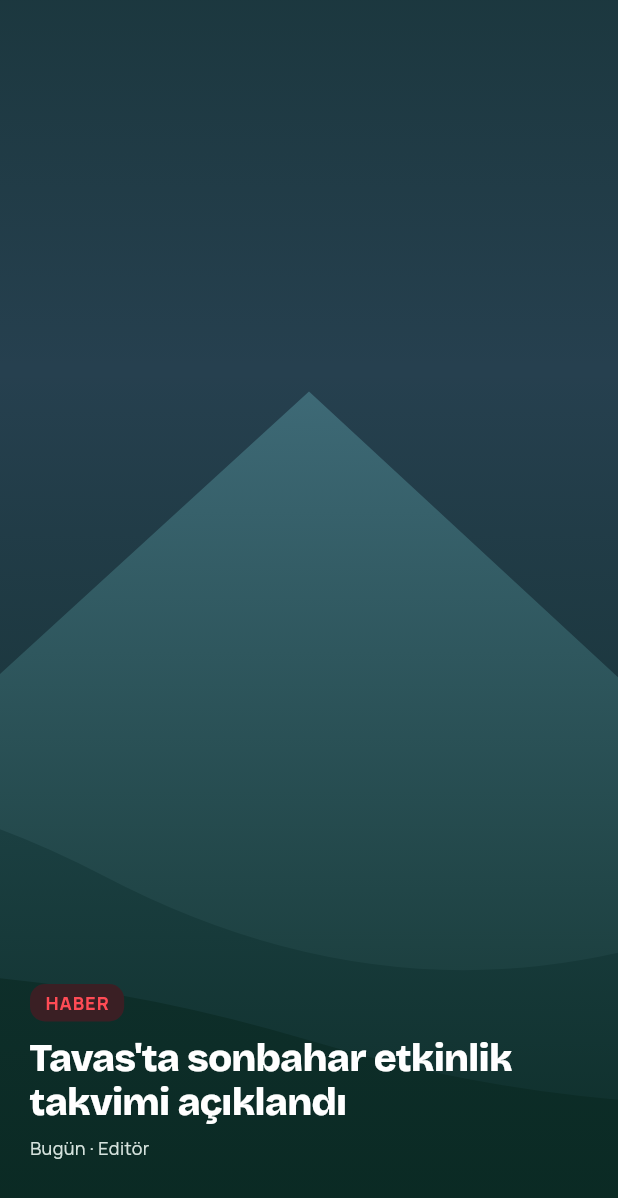
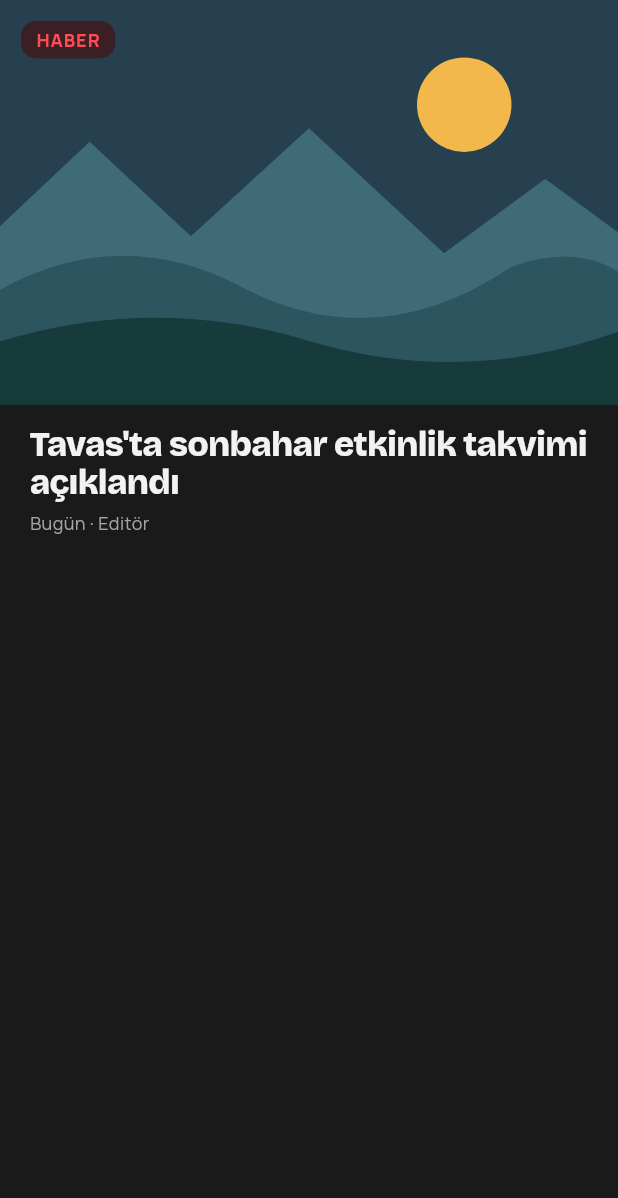
Before and after one commit to Rogehas/Rogehas, a Flutter app: the _Slide widget shown alone on an empty page, opened directly with sample values from the repository, on a phone screen of 412 x 824 dp. Shown: the top 1198 px of the screen. Run offline on Flutter 3.47's test engine with Material 3 defaults, Android fonts, the phone set to English and light mode, and no system bars; our stand-ins replace cloud_firestore, firebase_auth, firebase_core, firebase_messaging, google_fonts, share_plus and 1 more; accounts and stored records are empty; network calls fail.

Commit message:
Home hero: show the news photo clean with the title below instead of a dark overlay
Co-Authored-By: Claude Sonnet 5.5 <noreply@anthropic.com>
Claude-Session: https://claude.ai/code/session_01XCvQ9jtS6GKCnyEgdBQNNa

```diff
--- a/app/lib/screens/home_screen.dart
+++ b/app/lib/screens/home_screen.dart
@@ -174,7 +174,7 @@ class _HeroState extends State<_Hero> {
           ),
         ),
         SizedBox(
-          height: 400,
+          height: 420,
           child: Stack(
             children: [
               const Positioned.fill(
@@ -212,7 +212,7 @@ class _HeroState extends State<_Hero> {
                         if (slides.length > 1) ...[
                           Positioned(
                             left: 14,
-                            top: 140,
+                            top: 108,
                             child: _Arrow(
                               icon: Icons.chevron_left,
                               label: 'Önceki haber',
@@ -223,7 +223,7 @@ class _HeroState extends State<_Hero> {
                           ),
                           Positioned(
                             right: 14,
-                            top: 140,
+                            top: 108,
                             child: _Arrow(
                               icon: Icons.chevron_right,
                               label: 'Sonraki haber',
@@ -233,7 +233,7 @@ class _HeroState extends State<_Hero> {
                           Positioned(
                             left: 0,
                             right: 0,
-                            bottom: 20,
+                            bottom: 12,
                             child: Row(
                               mainAxisAlignment: MainAxisAlignment.center,
                               children: [
@@ -327,51 +327,51 @@ class _Slide extends StatelessWidget {
   final NewsItem item;
   final VoidCallback onTap;
 
+  /// Fotoğraf alanının yüksekliği; altındaki yazı alanı koyu zeminde durur.
+  static const imageHeight = 270.0;
+
   @override
   Widget build(BuildContext context) {
     return GestureDetector(
       onTap: onTap,
-      child: Stack(
-        fit: StackFit.expand,
+      behavior: HitTestBehavior.opaque,
+      child: Column(
+        crossAxisAlignment: CrossAxisAlignment.start,
         children: [
-          NewsVisual(item, palette: ScenePalette.dusk),
-          const DecoratedBox(
-            decoration: BoxDecoration(
-              gradient: LinearGradient(
-                begin: Alignment.topCenter,
-                end: Alignment.bottomCenter,
-                stops: [0, 0.3, 1],
-                colors: [
-                  Color(0x59092821),
-                  Color(0x00092821),
-                  Color(0xEB092821),
-                ],
-              ),
+          // Fotoğrafın üstüne renk bindirilmez; özgün renkleri ve netliği korunur.
+          SizedBox(
+            height: imageHeight,
+            width: double.infinity,
+            child: Stack(
+              fit: StackFit.expand,
+              children: [
+                NewsVisual(item, palette: ScenePalette.dusk),
+                Positioned(
+                  left: 14,
+                  top: 14,
+                  child: TagChip(item.tagText, item.kind),
+                ),
+              ],
             ),
           ),
-          Positioned(
-            left: 20,
-            right: 20,
-            bottom: 50,
+          Padding(
+            padding: const EdgeInsets.fromLTRB(20, 14, 20, 0),
             child: Column(
-              mainAxisSize: MainAxisSize.min,
               crossAxisAlignment: CrossAxisAlignment.start,
               children: [
-                TagChip(item.tagText, item.kind),
-                const SizedBox(height: 10),
                 Text(
                   item.title,
-                  maxLines: 3,
+                  maxLines: 2,
                   overflow: TextOverflow.ellipsis,
-                  style: AppTheme.display(26, color: Colors.white),
+                  style: AppTheme.display(23, color: AppColors.ink),
                 ),
                 if (item.meta.isNotEmpty) ...[
-                  const SizedBox(height: 8),
+                  const SizedBox(height: 6),
                   Text(
                     item.meta,
                     style: const TextStyle(
                       fontSize: 12,
-                      color: Color(0xFFD5E2DD),
+                      color: AppColors.muted,
                     ),
                   ),
                 ],
```
